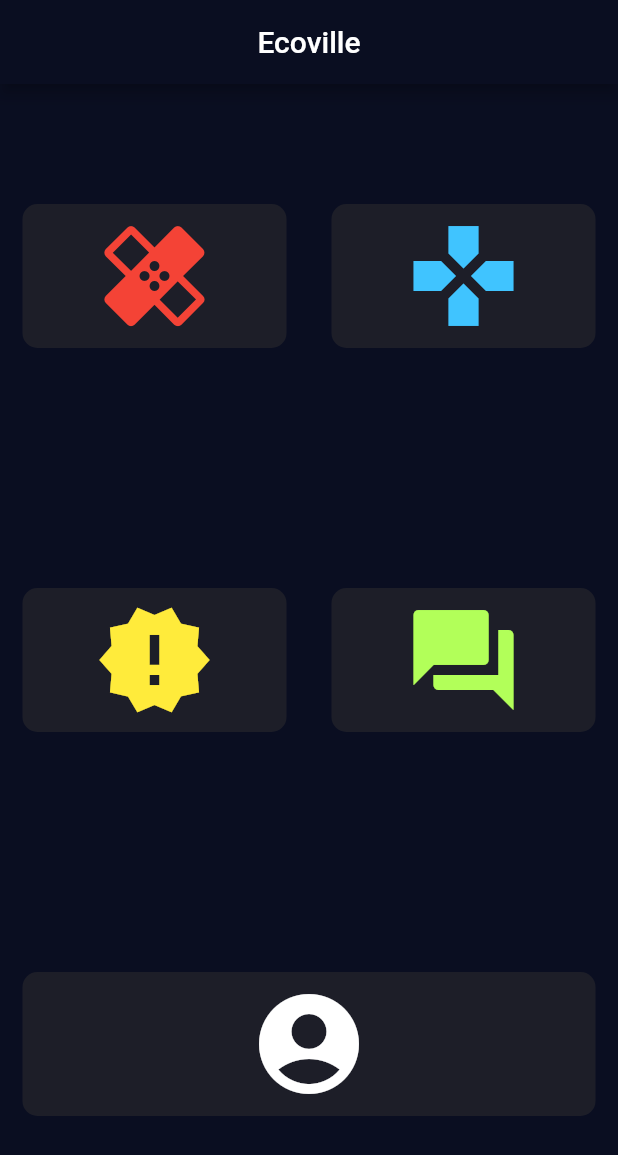
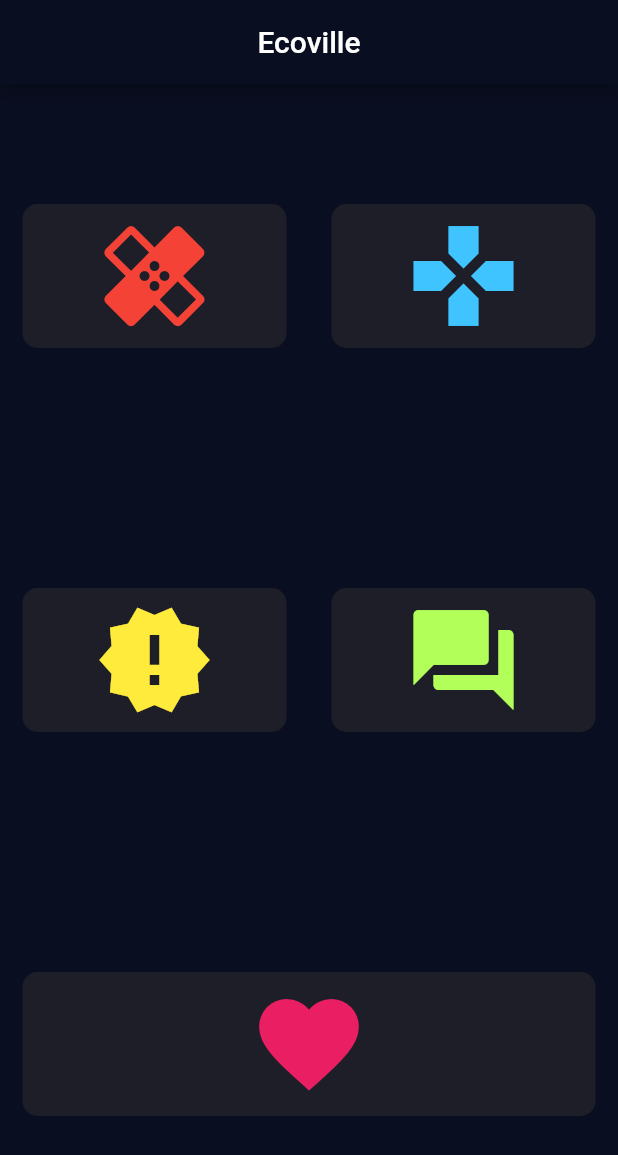
Before and after one commit to simransrivastava01/EcoVille, a Flutter app: the screen it shows after launch, on a phone screen of 412 x 824 dp. Shown: the top 1155 px of the screen. Run offline on Flutter 3.47's test engine with Material 2 defaults, Android fonts, the phone set to English and light mode, and no system bars; our stand-ins replace flutter_spinkit, font_awesome_flutter, rflutter_alert.

Commit message:
Precautions Updating.....

```diff
--- a/lib/main.dart
+++ b/lib/main.dart
@@ -5,6 +5,7 @@ import 'package:hackathon/calculate/fitness.dart';
 import 'package:hackathon/mainPage/main2.dart';
 import 'package:hackathon/tracker/track.dart';
 import 'package:hackathon/CovidQuiz/MainQuiz.dart';
+import 'package:hackathon/precaution/pre.dart';
 
 
 void main()
@@ -32,6 +33,7 @@ class MyApp extends StatelessWidget
         MainScreen.id:(context) => MainScreen(),
         TrackScreen.id:(context) => TrackScreen(),
         MainQuizScreen.id:(context) => MainQuizScreen(),
+        PrecautionScreen.id:(context) => PrecautionScreen(),
       },
     );
 
--- a/lib/mainPage/input_page.dart
+++ b/lib/mainPage/input_page.dart
@@ -1,6 +1,7 @@
 import 'package:flutter/material.dart';
 import 'package:hackathon/mainPage/reusable.dart';
 import 'package:hackathon/calculate/fitness.dart';
+import 'package:hackathon/precaution/pre.dart';
 import 'package:hackathon/tracker/track.dart';
 import 'package:hackathon/CovidQuiz/MainQuiz.dart';
 import 'package:hackathon/game.dart';
@@ -160,16 +161,16 @@ class _InputPageState extends State<InputPage> {
                       colour: card5,
                       cardChild: IconButton(
                         //label: '1',
-                        icon: new Icon(Icons.account_circle),
+                        icon: new Icon(Icons.favorite),
                         iconSize: 80,
-                        color: Colors.white,
+                        color: Colors.pink,
                         onPressed: () {
                           //Navigator.pushNamed(context, RegistrationScreen.id);
                           //child: SelectionButton();
                           Navigator.push(
                             context,
                             MaterialPageRoute(
-                                builder: (context) => FitnessScreen()),
+                                builder: (context) => PrecautionScreen()),
                           );
                         },
                       ),
--- /dev/null
+++ b/lib/precaution/pre.dart
@@ -0,0 +1,37 @@
+import 'package:flutter/cupertino.dart';
+import 'package:flutter/material.dart';
+
+class PrecautionScreen extends StatefulWidget {
+
+  static String id = 'precaution_screen';
+
+  @override
+  _PrecautionScreenState createState() => _PrecautionScreenState();
+}
+
+class _PrecautionScreenState extends State<PrecautionScreen> {
+  @override
+  Widget build(BuildContext context) {
+    return MaterialApp(
+      home: Scaffold(   //A Scaffold Widget provides a framework which implements the basic material design visual layout structure of the flutter app.
+
+        appBar: AppBar(  //AppBar is used to display the title and back_arrow_ios at the top of the screen (above the bottom).
+          centerTitle: true ,
+          title: Text('Precautions'),
+          backgroundColor: Colors.black,
+        ),
+
+        backgroundColor: Colors.white, //sets the background color of the screen.
+        body: Container(
+          decoration: BoxDecoration(
+            image: DecorationImage(
+              image: AssetImage("images/precaution.jpg"),
+              fit: BoxFit.cover,
+            ),
+          ),
+          //child: HomePage(),
+        ),
+      ),
+    );
+  }
+}
--- a/pubspec.yaml
+++ b/pubspec.yaml
@@ -11,6 +11,7 @@ dependencies:
     sdk: flutter
   http: ^0.12.1
   flutter_spinkit: ^4.1.2
+  flutter_svg: ^0.17.4
 
   cupertino_icons: ^0.1.2
   rflutter_alert: ^1.0.3
```
Also changed, not shown: images/precaution.jpg (added), pubspec.lock.
